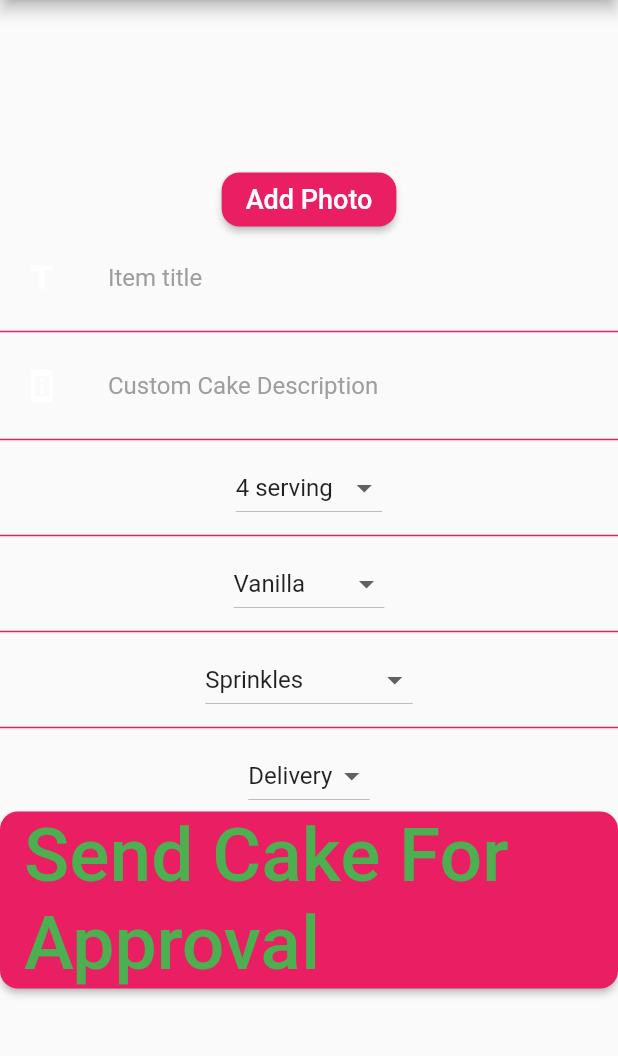
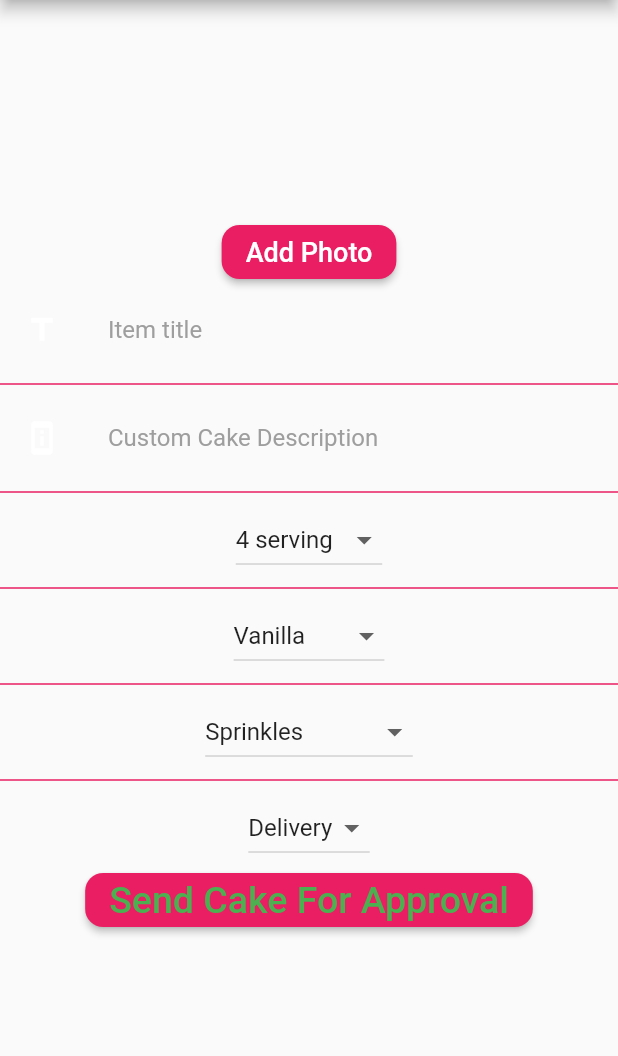
Before and after one commit to melisauzulu/cakery_repo_user, a Flutter app: the CustomCarptim screen opened directly, on a phone screen of 412 x 824 dp, the part 84-1140 px from its top. Run offline on Flutter 3.47's test engine with Material 2 defaults, Android fonts, the phone set to English and light mode, and no system bars; our stand-ins replace carousel_slider, cloud_firestore, firebase_auth, firebase_core, firebase_storage, fluttertoast and 4 more; missing offline and left inert: cloud_firestore_web, firebase_auth_web, firebase_core_web, firebase_storage_web, geolocator_web, image_picker_for_web and 2 more; accounts and stored records are empty; Roboto replaces fonts that are missing (Lobster, Varela).

Commit message:
Bazı hatalar düzeltildi !!

```diff
--- a/lib/mainScreens/CustomCarptim.dart
+++ b/lib/mainScreens/CustomCarptim.dart
@@ -117,6 +117,7 @@ class _CustomCarptimState extends State<CustomCarptim> {
       ),
       body: Center(
         child: Container(
+          child: SingleChildScrollView(
             child: Column(
               mainAxisAlignment: MainAxisAlignment.center,
               crossAxisAlignment: CrossAxisAlignment.center,
@@ -279,7 +280,7 @@ class _CustomCarptimState extends State<CustomCarptim> {
                       "Send Cake For Approval",
                       style: TextStyle(
                         color: Colors.green,
-                      fontSize: 50,
+                        fontSize: 25,
                       ),
                     ),
                     style: ButtonStyle(
@@ -336,6 +337,7 @@ class _CustomCarptimState extends State<CustomCarptim> {
                     },
                   )
               ],
+            ),
           ),
         ),
       ),
--- a/lib/mainScreens/cart_screen.dart
+++ b/lib/mainScreens/cart_screen.dart
@@ -290,7 +290,7 @@ class _CartScreenState extends State<CartScreen> {
                     return SliverToBoxAdapter(
                       child: Container(),
                     );
-                  };
+                  }
                 },
               );
             },
@@ -298,6 +298,7 @@ class _CartScreenState extends State<CartScreen> {
         ],
       ),
 
+
     );
   }
 }
--- a/lib/mainScreens/customized_cake_screen.dart
+++ b/lib/mainScreens/customized_cake_screen.dart
@@ -560,7 +560,7 @@ class _CustomizedCakeScreenState extends State<CustomizedCakeScreen> {
     imageXFile = await _picker.pickImage(
       source: ImageSource.gallery,
       maxHeight: 720,
-      maxWidth: 1280,
+      maxWidth: 1080,
     );
     setState(() {
       imageXFile;
```
Also changed, not shown: lib/widgets/items_design.dart (+5 -5 lines), lib/widgets/menus_design.dart (+4 -4 lines), pubspec.lock. Lines whose indentation alone changed are shown as unchanged.
